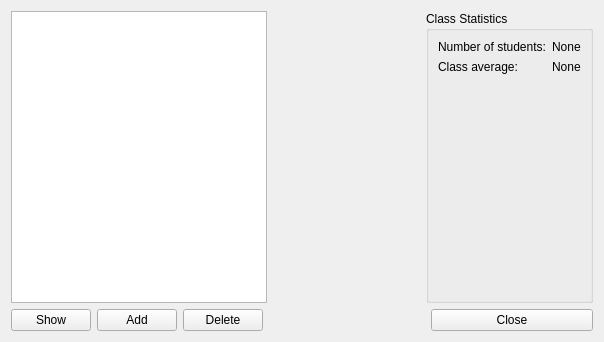
Above: school/mainwindow.ui from galgreg/SchoolStatistics before the change. Below: the same form after it.
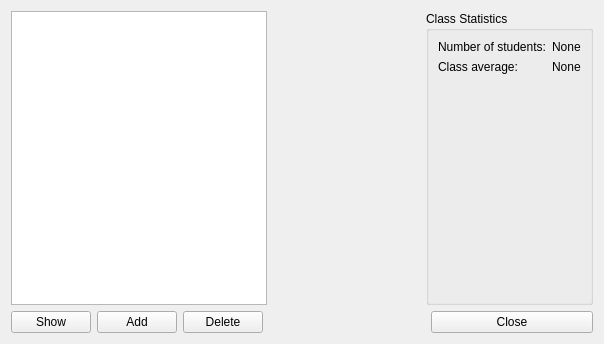
That is the form after the change.

Diff of the .ui file:
```diff
--- a/school/mainwindow.ui
+++ b/school/mainwindow.ui
@@ -7,7 +7,7 @@
     <x>0</x>
     <y>0</y>
     <width>604</width>
-    <height>342</height>
+    <height>344</height>
    </rect>
   </property>
   <property name="windowTitle">
```
Left out of the diff: 19 changed lines with no effect on the pictures.
